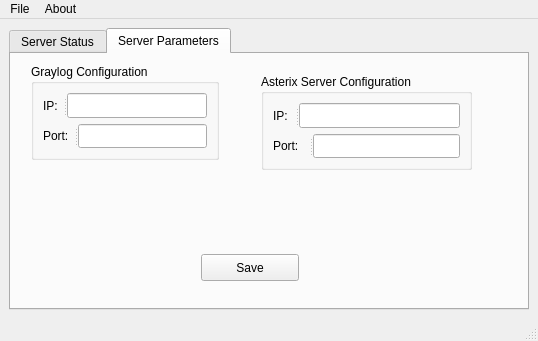
icea-dev/iamod-server, file br/gov/icea/gui/wndMain.ui: the form before one commit.
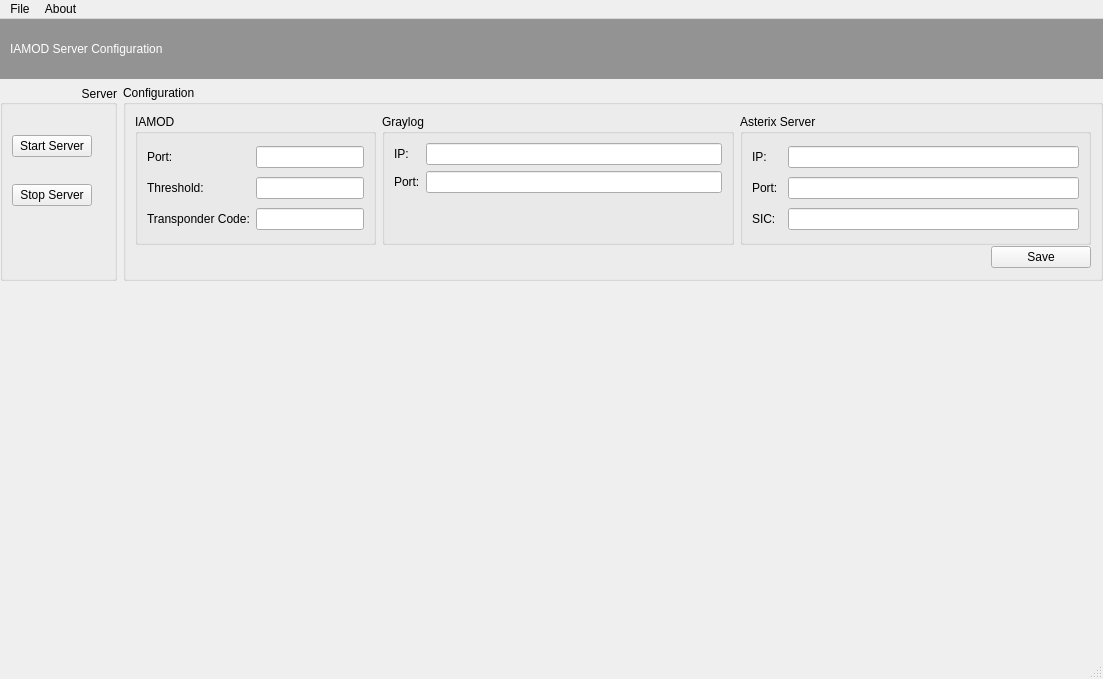
The form after the commit.

Commit message: Implementação de versão da GUI com abertura do dashboard do Graylog. Implementação da leitura e escrita do arquivo de configuração.

Patch:
```diff
--- a/br/gov/icea/gui/wndMain.ui
+++ b/br/gov/icea/gui/wndMain.ui
@@ -6,200 +6,347 @@
    <rect>
     <x>0</x>
     <y>0</y>
-    <width>538</width>
-    <height>341</height>
+    <width>1103</width>
+    <height>679</height>
    </rect>
   </property>
   <property name="windowTitle">
    <string>MainWindow</string>
   </property>
   <widget class="QWidget" name="centralwidget">
-   <layout class="QHBoxLayout" name="horizontalLayout">
-    <item>
-     <widget class="QTabWidget" name="tabWidget">
-      <property name="currentIndex">
-       <number>1</number>
+   <layout class="QGridLayout" name="gridLayout_5">
+    <property name="leftMargin">
+     <number>0</number>
+    </property>
+    <property name="topMargin">
+     <number>0</number>
+    </property>
+    <property name="rightMargin">
+     <number>0</number>
+    </property>
+    <item row="2" column="0" colspan="2">
+     <widget class="QWidget" name="widget" native="true">
+      <layout class="QGridLayout" name="gridLayout_7">
+       <item row="0" column="0">
+        <layout class="QGridLayout" name="webLayout"/>
+       </item>
+      </layout>
+     </widget>
+    </item>
+    <item row="1" column="1">
+     <widget class="QGroupBox" name="gbConfiguration">
+      <property name="sizePolicy">
+       <sizepolicy hsizetype="Preferred" vsizetype="Fixed">
+        <horstretch>0</horstretch>
+        <verstretch>0</verstretch>
+       </sizepolicy>
       </property>
-      <widget class="QWidget" name="tabStatus">
-       <attribute name="title">
-        <string>Server Status</string>
-       </attribute>
-       <widget class="QGroupBox" name="groupBox">
-        <property name="geometry">
-         <rect>
-          <x>20</x>
-          <y>10</y>
-          <width>125</width>
-          <height>96</height>
-         </rect>
-        </property>
-        <property name="autoFillBackground">
-         <bool>false</bool>
-        </property>
-        <property name="styleSheet">
-         <string notr="true"/>
-        </property>
-        <property name="title">
-         <string>IAMOD Server</string>
-        </property>
-        <property name="flat">
-         <bool>false</bool>
-        </property>
-        <layout class="QVBoxLayout" name="verticalLayout">
-         <item>
-          <widget class="QPushButton" name="pbStart">
-           <property name="text">
-            <string>Start Server</string>
-           </property>
-          </widget>
-         </item>
-         <item>
-          <widget class="QPushButton" name="pbStop">
-           <property name="text">
-            <string>Stop Server</string>
-           </property>
-          </widget>
-         </item>
-        </layout>
-       </widget>
-       <widget class="QGroupBox" name="groupBox_2">
-        <property name="geometry">
-         <rect>
-          <x>180</x>
-          <y>10</y>
-          <width>101</width>
-          <height>101</height>
-         </rect>
-        </property>
-        <property name="title">
-         <string>Server Status</string>
-        </property>
-        <widget class="QLabel" name="statusImage">
-         <property name="geometry">
-          <rect>
-           <x>20</x>
-           <y>20</y>
-           <width>71</width>
-           <height>81</height>
-          </rect>
+      <property name="title">
+       <string>Configuration</string>
+      </property>
+      <layout class="QGridLayout" name="gridLayout_2" rowminimumheight="1,9">
+       <property name="verticalSpacing">
+        <number>0</number>
+       </property>
+       <item row="1" column="0" colspan="2">
+        <spacer name="horizontalSpacer_2">
+         <property name="orientation">
+          <enum>Qt::Horizontal</enum>
          </property>
-         <property name="text">
-          <string/>
+         <property name="sizeHint" stdset="0">
+          <size>
+           <width>484</width>
+           <height>24</height>
+          </size>
          </property>
-        </widget>
-       </widget>
-      </widget>
-      <widget class="QWidget" name="tabParameters">
-       <attribute name="title">
-        <string>Server Parameters</string>
-       </attribute>
-       <widget class="QGroupBox" name="gbGraylog">
-        <property name="enabled">
-         <bool>true</bool>
-        </property>
-        <property name="geometry">
-         <rect>
-          <x>20</x>
-          <y>10</y>
-          <width>188</width>
-          <height>96</height>
-         </rect>
-        </property>
-        <property name="title">
-         <string>Graylog Configuration</string>
-        </property>
-        <layout class="QVBoxLayout" name="verticalLayout_2">
-         <item>
-          <widget class="QSplitter" name="splitter">
-           <property name="orientation">
-            <enum>Qt::Horizontal</enum>
-           </property>
-           <widget class="QLabel" name="label">
-            <property name="text">
-             <string>IP:</string>
-            </property>
-           </widget>
-           <widget class="QLineEdit" name="leGraylogIP">
-            <property name="inputMask">
-             <string/>
-            </property>
-           </widget>
-          </widget>
-         </item>
-         <item>
-          <widget class="QSplitter" name="splitter_2">
-           <property name="orientation">
-            <enum>Qt::Horizontal</enum>
-           </property>
-           <widget class="QLabel" name="label_2">
-            <property name="text">
-             <string>Port:</string>
-            </property>
-           </widget>
-           <widget class="QLineEdit" name="leGraylogPort">
-            <property name="inputMask">
-             <string/>
-            </property>
-           </widget>
-          </widget>
-         </item>
-        </layout>
-       </widget>
-       <widget class="QGroupBox" name="gbAsterix">
-        <property name="geometry">
-         <rect>
-          <x>250</x>
-          <y>20</y>
-          <width>211</width>
-          <height>96</height>
-         </rect>
-        </property>
-        <property name="title">
-         <string>Asterix Server Configuration</string>
-        </property>
-        <layout class="QVBoxLayout" name="verticalLayout_3">
-         <item>
-          <widget class="QSplitter" name="splitter_4">
-           <property name="orientation">
-            <enum>Qt::Horizontal</enum>
-           </property>
+        </spacer>
+       </item>
+       <item row="0" column="2">
+        <widget class="QGroupBox" name="gbAsterix">
+         <property name="title">
+          <string>Asterix Server</string>
+         </property>
+         <layout class="QGridLayout" name="gridLayout">
+          <item row="0" column="0">
            <widget class="QLabel" name="label_3">
             <property name="text">
              <string>IP:</string>
             </property>
            </widget>
-           <widget class="QLineEdit" name="leAsterixIP"/>
-          </widget>
-         </item>
-         <item>
-          <widget class="QSplitter" name="splitter_3">
-           <property name="orientation">
-            <enum>Qt::Horizontal</enum>
-           </property>
-           <widget class="QLabel" name="label_4">
-            <property name="text">
-             <string>Port:</string>
-            </property>
-           </widget>
+          </item>
+          <item row="1" column="3">
            <widget class="QLineEdit" name="leAsterixPort"/>
-          </widget>
-         </item>
-        </layout>
-       </widget>
-       <widget class="QPushButton" name="pbSaveConfiguration">
-        <property name="geometry">
-         <rect>
-          <x>190</x>
-          <y>200</y>
-          <width>98</width>
-          <height>27</height>
-         </rect>
-        </property>
-        <property name="text">
-         <string>Save</string>
-        </property>
-       </widget>
-      </widget>
+          </item>
+          <item row="2" column="0" colspan="2">
+           <widget class="QLabel" name="label_5">
+            <property name="text">
+             <string>SIC:</string>
+            </property>
+           </widget>
+          </item>
+          <item row="1" column="0" colspan="3">
+           <widget class="QLabel" name="label_4">
+            <property name="text">
+             <string>Port:</string>
+            </property>
+           </widget>
+          </item>
+          <item row="2" column="3">
+           <widget class="QLineEdit" name="leAsterixSic"/>
+          </item>
+          <item row="0" column="3">
+           <widget class="QLineEdit" name="leAsterixIP"/>
+          </item>
+         </layout>
+        </widget>
+       </item>
+       <item row="0" column="0">
+        <widget class="QGroupBox" name="gbIamod">
+         <property name="title">
+          <string>IAMOD</string>
+         </property>
+         <layout class="QGridLayout" name="gridLayout_4">
+          <item row="0" column="0">
+           <widget class="QLabel" name="label_6">
+            <property name="text">
+             <string>Port:</string>
+            </property>
+           </widget>
+          </item>
+          <item row="2" column="2" colspan="2">
+           <widget class="QLineEdit" name="leIamodTransponder"/>
+          </item>
+          <item row="1" column="0" colspan="2">
+           <widget class="QLabel" name="label_7">
+            <property name="text">
+             <string>Threshold:</string>
+            </property>
+           </widget>
+          </item>
+          <item row="0" column="2" colspan="2">
+           <widget class="QLineEdit" name="leIamodPort"/>
+          </item>
+          <item row="1" column="2" colspan="2">
+           <widget class="QLineEdit" name="leIamodThreshold"/>
+          </item>
+          <item row="2" column="0" colspan="2">
+           <widget class="QLabel" name="label_8">
+            <property name="text">
+             <string>Transponder Code:</string>
+            </property>
+            <property name="wordWrap">
+             <bool>true</bool>
+            </property>
+           </widget>
+          </item>
+         </layout>
+        </widget>
+       </item>
+       <item row="0" column="1">
+        <widget class="QGroupBox" name="gbGraylog">
+         <property name="enabled">
+          <bool>true</bool>
+         </property>
+         <property name="title">
+          <string>Graylog</string>
+         </property>
+         <layout class="QGridLayout" name="gridLayout_3">
+          <item row="1" column="2">
+           <widget class="QLineEdit" name="leGraylogPort">
+            <property name="inputMask">
+             <string/>
+            </property>
+           </widget>
+          </item>
+          <item row="0" column="2">
+           <widget class="QLineEdit" name="leGraylogIP">
+            <property name="inputMask">
+             <string/>
+            </property>
+           </widget>
+          </item>
+          <item row="0" column="0">
+           <widget class="QLabel" name="label">
+            <property name="text">
+             <string>IP:</string>
+            </property>
+           </widget>
+          </item>
+          <item row="1" column="0" colspan="2">
+           <widget class="QLabel" name="label_2">
+            <property name="text">
+             <string>Port:</string>
+            </property>
+           </widget>
+          </item>
+          <item row="2" column="2">
+           <spacer name="verticalSpacer">
+            <property name="orientation">
+             <enum>Qt::Vertical</enum>
+            </property>
+            <property name="sizeHint" stdset="0">
+             <size>
+              <width>20</width>
+              <height>40</height>
+             </size>
+            </property>
+           </spacer>
+          </item>
+         </layout>
+        </widget>
+       </item>
+       <item row="1" column="2">
+        <widget class="QPushButton" name="pbSaveConfiguration">
+         <property name="sizePolicy">
+          <sizepolicy hsizetype="Fixed" vsizetype="Fixed">
+           <horstretch>0</horstretch>
+           <verstretch>0</verstretch>
+          </sizepolicy>
+         </property>
+         <property name="maximumSize">
+          <size>
+           <width>100</width>
+           <height>16777215</height>
+          </size>
+         </property>
+         <property name="layoutDirection">
+          <enum>Qt::RightToLeft</enum>
+         </property>
+         <property name="text">
+          <string>Save</string>
+         </property>
+        </widget>
+       </item>
+      </layout>
+     </widget>
+    </item>
+    <item row="1" column="0">
+     <widget class="QGroupBox" name="groupBox">
+      <property name="sizePolicy">
+       <sizepolicy hsizetype="Fixed" vsizetype="Preferred">
+        <horstretch>0</horstretch>
+        <verstretch>0</verstretch>
+       </sizepolicy>
+      </property>
+      <property name="maximumSize">
+       <size>
+        <width>250</width>
+        <height>16777215</height>
+       </size>
+      </property>
+      <property name="autoFillBackground">
+       <bool>false</bool>
+      </property>
+      <property name="styleSheet">
+       <string notr="true"/>
+      </property>
+      <property name="title">
+       <string>Server</string>
+      </property>
+      <property name="alignment">
+       <set>Qt::AlignRight|Qt::AlignTrailing|Qt::AlignVCenter</set>
+      </property>
+      <property name="flat">
+       <bool>false</bool>
+      </property>
+      <layout class="QGridLayout" name="gridLayout_6">
+       <item row="1" column="0">
+        <widget class="QPushButton" name="pbStop">
+         <property name="text">
+          <string>Stop Server</string>
+         </property>
+        </widget>
+       </item>
+       <item row="0" column="0">
+        <widget class="QPushButton" name="pbStart">
+         <property name="text">
+          <string>Start Server</string>
+         </property>
+        </widget>
+       </item>
+       <item row="0" column="1" rowspan="2">
+        <widget class="QLabel" name="statusImage">
+         <property name="sizePolicy">
+          <sizepolicy hsizetype="Maximum" vsizetype="Maximum">
+           <horstretch>0</horstretch>
+           <verstretch>0</verstretch>
+          </sizepolicy>
+         </property>
+         <property name="maximumSize">
+          <size>
+           <width>300</width>
+           <height>300</height>
+          </size>
+         </property>
+         <property name="frameShadow">
+          <enum>QFrame::Plain</enum>
+         </property>
+         <property name="text">
+          <string/>
+         </property>
+         <property name="margin">
+          <number>10</number>
+         </property>
+         <property name="indent">
+          <number>0</number>
+         </property>
+        </widget>
+       </item>
+       <item row="2" column="0" colspan="2">
+        <spacer name="verticalSpacer_2">
+         <property name="orientation">
+          <enum>Qt::Vertical</enum>
+         </property>
+         <property name="sizeType">
+          <enum>QSizePolicy::Preferred</enum>
+         </property>
+         <property name="sizeHint" stdset="0">
+          <size>
+           <width>20</width>
+           <height>40</height>
+          </size>
+         </property>
+        </spacer>
+       </item>
+      </layout>
+     </widget>
+    </item>
+    <item row="0" column="0" colspan="2">
+     <widget class="QFrame" name="frame">
+      <property name="maximumSize">
+       <size>
+        <width>16777215</width>
+        <height>60</height>
+       </size>
+      </property>
+      <property name="styleSheet">
+       <string notr="true">background-color: rgb(147, 147, 147);</string>
+      </property>
+      <property name="frameShape">
+       <enum>QFrame::NoFrame</enum>
+      </property>
+      <property name="frameShadow">
+       <enum>QFrame::Raised</enum>
+      </property>
+      <layout class="QGridLayout" name="gridLayout_8">
+       <property name="leftMargin">
+        <number>10</number>
+       </property>
+       <property name="topMargin">
+        <number>9</number>
+       </property>
+       <item row="0" column="0">
+        <widget class="QLabel" name="label_9">
+         <property name="styleSheet">
+          <string notr="true">font: bold 20pt &quot;Ubuntu&quot;;
+color: rgb(255, 255, 255);</string>
+         </property>
+         <property name="text">
+          <string>IAMOD Server Configuration</string>
+         </property>
+        </widget>
+       </item>
+      </layout>
      </widget>
     </item>
    </layout>
@@ -209,7 +356,7 @@
     <rect>
      <x>0</x>
      <y>0</y>
-     <width>538</width>
+     <width>1103</width>
      <height>25</height>
     </rect>
    </property>
```
The commit also changes 6 other files.
